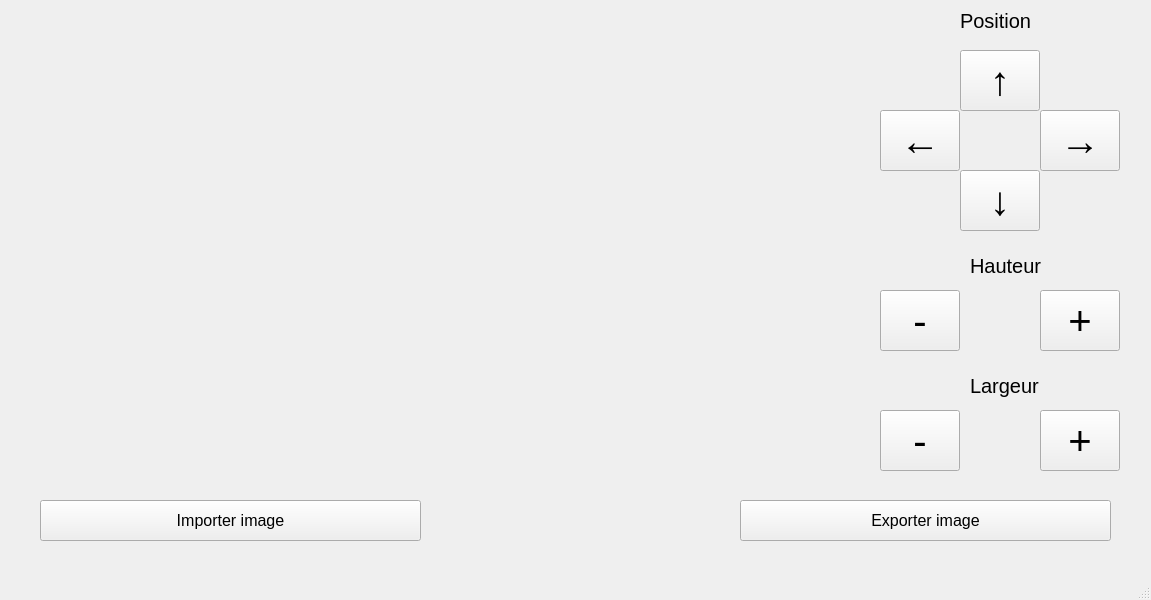
This is examQt/FenetrePrincipale.ui in doriangilbert/VisualiseurImageQt as Qt 5 draws it before an edit. The edited form follows.
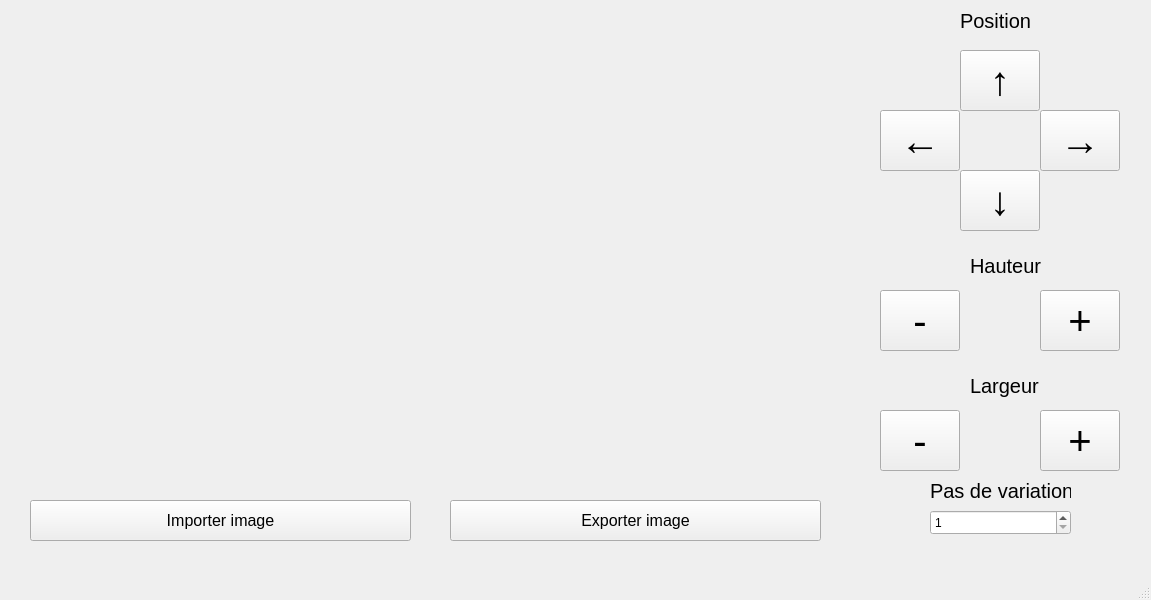
This is the edited form.

Commit message: Implémentation d'un pas de variation pour le déplacement du rectangle

```diff
--- a/examQt/FenetrePrincipale.ui
+++ b/examQt/FenetrePrincipale.ui
@@ -17,7 +17,7 @@
    <widget class="QPushButton" name="ImportImageButton">
     <property name="geometry">
      <rect>
-      <x>40</x>
+      <x>30</x>
       <y>500</y>
       <width>381</width>
       <height>41</height>
@@ -35,7 +35,7 @@
    <widget class="QPushButton" name="ExportImageButton">
     <property name="geometry">
      <rect>
-      <x>740</x>
+      <x>450</x>
       <y>500</y>
       <width>371</width>
       <height>41</height>
@@ -249,6 +249,40 @@
      <string>Largeur</string>
     </property>
    </widget>
+   <widget class="QLabel" name="pasVariationLabel">
+    <property name="geometry">
+     <rect>
+      <x>930</x>
+      <y>480</y>
+      <width>141</width>
+      <height>21</height>
+     </rect>
+    </property>
+    <property name="font">
+     <font>
+      <pointsize>15</pointsize>
+     </font>
+    </property>
+    <property name="text">
+     <string>Pas de variation</string>
+    </property>
+   </widget>
+   <widget class="QSpinBox" name="pasVariationSpinBox">
+    <property name="geometry">
+     <rect>
+      <x>930</x>
+      <y>510</y>
+      <width>141</width>
+      <height>25</height>
+     </rect>
+    </property>
+    <property name="minimum">
+     <number>1</number>
+    </property>
+    <property name="maximum">
+     <number>850</number>
+    </property>
+   </widget>
   </widget>
   <widget class="QMenuBar" name="menubar">
    <property name="geometry">
```
The commit also changes 1 other file.
